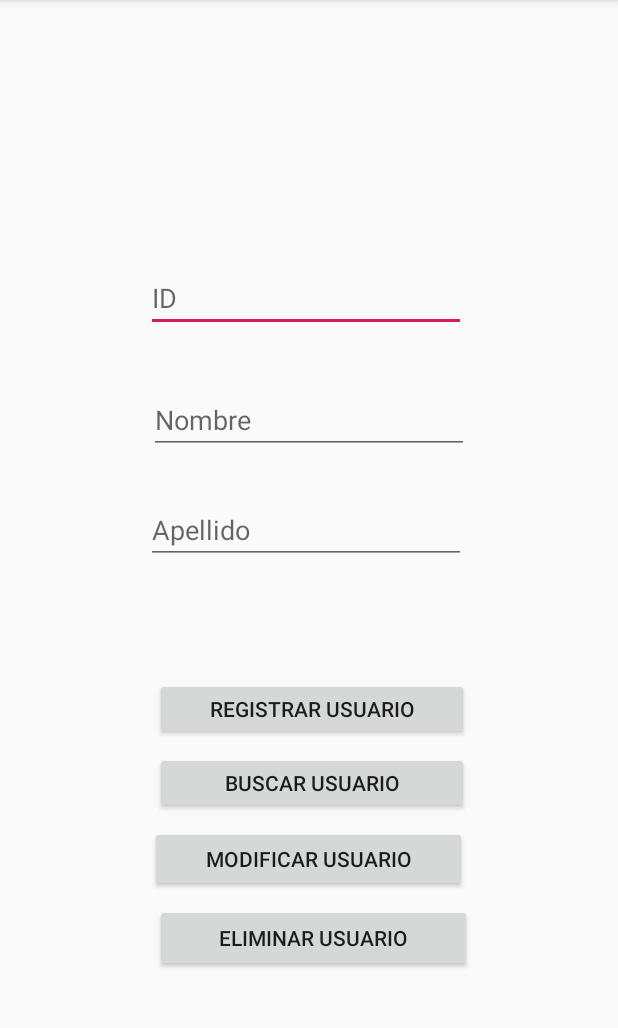
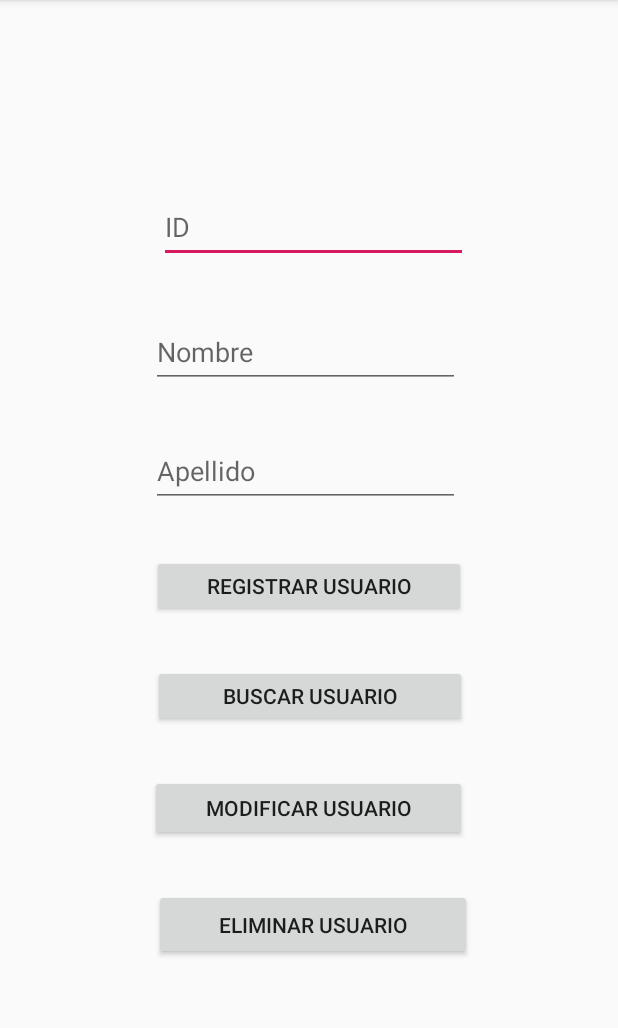
Before and after one commit to PROYECTOUNAD/Appmovil, an Android app: the testdb screen opened directly, with no data from a screen before it, on a phone screen of 412 x 824 dp, the part 84-1112 px from its top. Run offline under Robolectric (Android 15) with nearby library versions, the phone set to English and light mode, and no system bars.

Commit message:
Cambios Realizados

```diff
--- a/app/src/main/java/app/movil/pmcaso11/registro.java
+++ b/app/src/main/java/app/movil/pmcaso11/registro.java
@@ -22,7 +22,7 @@ public class registro extends AppCompatActivity {
         setContentView(R.layout.activity_registro);
 
 
-
+/*
         Bundle mensaje=getIntent().getExtras();
 
         if(mensaje!=null){
@@ -38,7 +38,7 @@ public class registro extends AppCompatActivity {
 
 
         }
-
+*/
 
         btn2=(Button)findViewById(R.id.apr1);
 
--- a/app/src/main/res/layout/activity_registro.xml
+++ b/app/src/main/res/layout/activity_registro.xml
@@ -45,7 +45,7 @@
         android:layout_width="200dp"
         android:layout_height="61dp"
         android:layout_marginBottom="20dp"
-        android:text="Aprende a Reciclar"
+        android:text="REGISTRO TEST PRUEBA DB"
         app:layout_constraintBottom_toTopOf="@+id/acum1"
         app:layout_constraintEnd_toEndOf="parent"
         app:layout_constraintHorizontal_bias="0.497"
--- a/app/src/main/res/layout/activity_testdb.xml
+++ b/app/src/main/res/layout/activity_testdb.xml
@@ -8,8 +8,8 @@
 
     <EditText
         android:id="@+id/id"
-        android:layout_width="wrap_content"
-        android:layout_height="wrap_content"
+        android:layout_width="206dp"
+        android:layout_height="47dp"
         android:layout_marginEnd="100dp"
         android:layout_marginBottom="36dp"
         android:ems="10"
@@ -17,28 +17,29 @@
         android:inputType="number"
         app:layout_constraintBottom_toTopOf="@+id/nombre"
         app:layout_constraintEnd_toEndOf="parent"
-        app:layout_constraintHorizontal_bias="0.989"
+        app:layout_constraintHorizontal_bias="1.0"
         app:layout_constraintStart_toStartOf="parent"
         app:layout_constraintTop_toTopOf="parent"
         app:layout_constraintVertical_bias="1.0" />
 
     <EditText
         android:id="@+id/nombre"
-        android:layout_width="wrap_content"
-        android:layout_height="wrap_content"
-        android:layout_marginBottom="28dp"
+        android:layout_width="206dp"
+        android:layout_height="47dp"
+        android:layout_marginBottom="32dp"
         android:ems="10"
         android:hint="Nombre"
         android:inputType="textPersonName"
         app:layout_constraintBottom_toTopOf="@+id/apellido"
         app:layout_constraintEnd_toEndOf="parent"
+        app:layout_constraintHorizontal_bias="0.489"
         app:layout_constraintStart_toStartOf="parent" />
 
     <EditText
         android:id="@+id/apellido"
-        android:layout_width="wrap_content"
-        android:layout_height="wrap_content"
-        android:layout_marginBottom="76dp"
+        android:layout_width="206dp"
+        android:layout_height="47dp"
+        android:layout_marginBottom="32dp"
         android:ems="10"
         android:hint="Apellido"
         android:inputType="textPersonName"
@@ -51,24 +52,23 @@
         android:id="@+id/registrar"
         android:layout_width="209dp"
         android:layout_height="41dp"
-        android:layout_marginBottom="8dp"
+        android:layout_marginBottom="32dp"
         android:onClick="registrar"
         android:text="REGISTRAR USUARIO"
         app:layout_constraintBottom_toTopOf="@+id/buscar"
         app:layout_constraintEnd_toEndOf="parent"
-        app:layout_constraintHorizontal_bias="0.509"
         app:layout_constraintStart_toStartOf="parent" />
 
     <Button
         android:id="@+id/buscar"
         android:layout_width="209dp"
         android:layout_height="41dp"
-        android:layout_marginBottom="8dp"
+        android:layout_marginBottom="32dp"
         android:onClick="buscar"
         android:text="BUSCAR USUARIO"
         app:layout_constraintBottom_toTopOf="@+id/modificar"
         app:layout_constraintEnd_toEndOf="parent"
-        app:layout_constraintHorizontal_bias="0.509"
+        app:layout_constraintHorizontal_bias="0.504"
         app:layout_constraintStart_toStartOf="parent" />
 
     <Button
@@ -76,7 +76,8 @@
         android:layout_width="211dp"
         android:layout_height="44dp"
         android:layout_marginStart="100dp"
-        android:layout_marginBottom="8dp"
+        android:layout_marginBottom="32dp"
+        android:onClick="actualizar"
         android:text="MODIFICAR USUARIO"
         app:layout_constraintBottom_toTopOf="@+id/eliminar"
         app:layout_constraintEnd_toEndOf="parent"
@@ -85,13 +86,13 @@
 
     <Button
         android:id="@+id/eliminar"
-        android:layout_width="211dp"
-        android:layout_height="45dp"
-        android:layout_marginBottom="120dp"
+        android:layout_width="212dp"
+        android:layout_height="47dp"
+        android:layout_marginBottom="128dp"
         android:onClick="eliminar"
         android:text="ELIMINAR USUARIO"
         app:layout_constraintBottom_toBottomOf="parent"
         app:layout_constraintEnd_toEndOf="parent"
-        app:layout_constraintHorizontal_bias="0.515"
+        app:layout_constraintHorizontal_bias="0.512"
         app:layout_constraintStart_toStartOf="parent" />
 </androidx.constraintlayout.widget.ConstraintLayout>
```
Also changed, not shown: app/src/main/java/app/movil/pmcaso11/testdb.java (+52 -1 lines).
